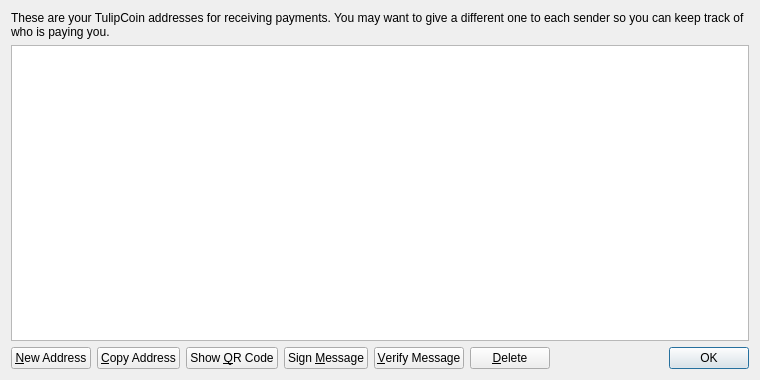
Above: src/qt/forms/addressbookpage.ui from yx79/poscoin before the change. Below: the same form after it.
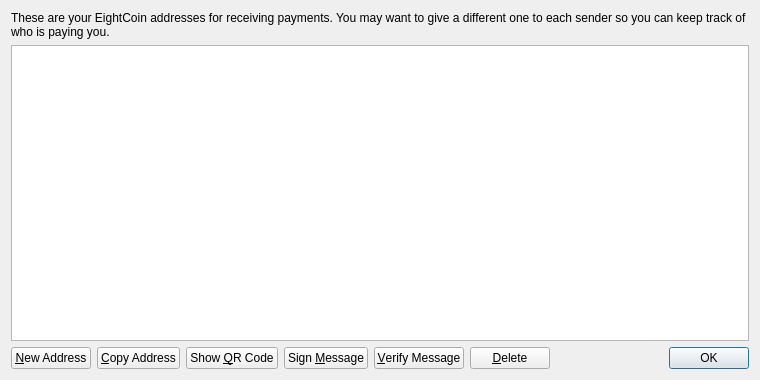
That is the form after the change. Icons and pictures are not drawn.

The edit to the form file:
```diff
--- a/src/qt/forms/addressbookpage.ui
+++ b/src/qt/forms/addressbookpage.ui
@@ -17,7 +17,7 @@
    <item>
     <widget class="QLabel" name="labelExplanation">
      <property name="text">
-      <string>These are your TulipCoin addresses for receiving payments. You may want to give a different one to each sender so you can keep track of who is paying you.</string>
+      <string>These are your EightCoin addresses for receiving payments. You may want to give a different one to each sender so you can keep track of who is paying you.</string>
      </property>
      <property name="textFormat">
       <enum>Qt::PlainText</enum>
```
Left out of the diff: 4 changed lines with no effect on the pictures.
